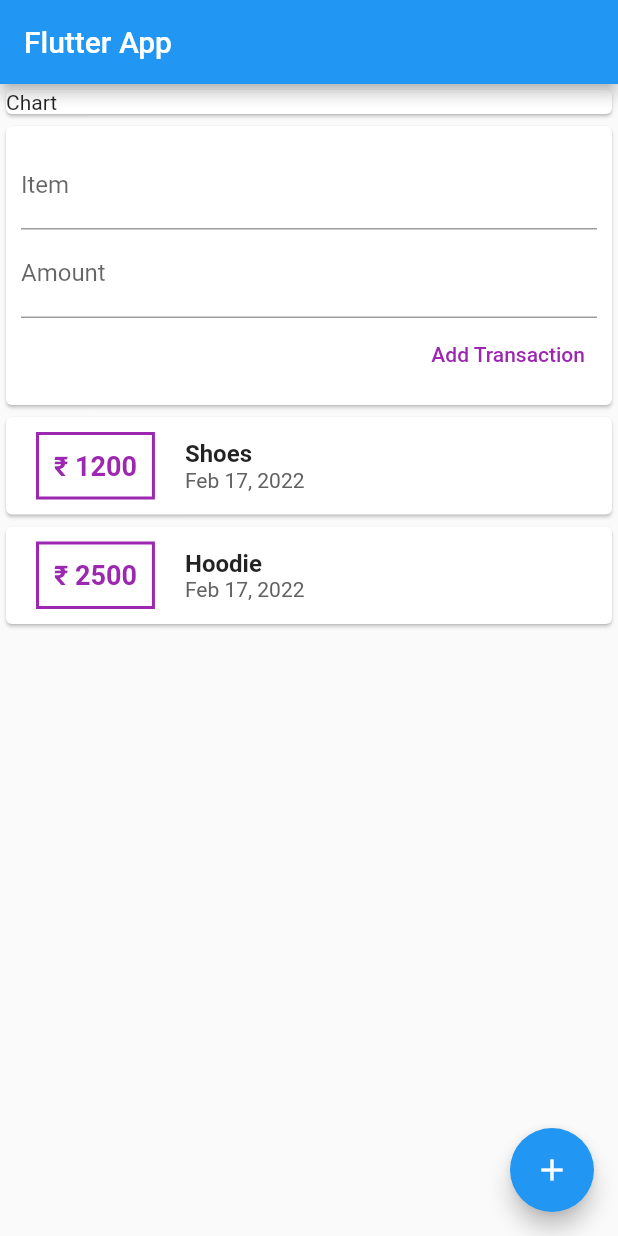
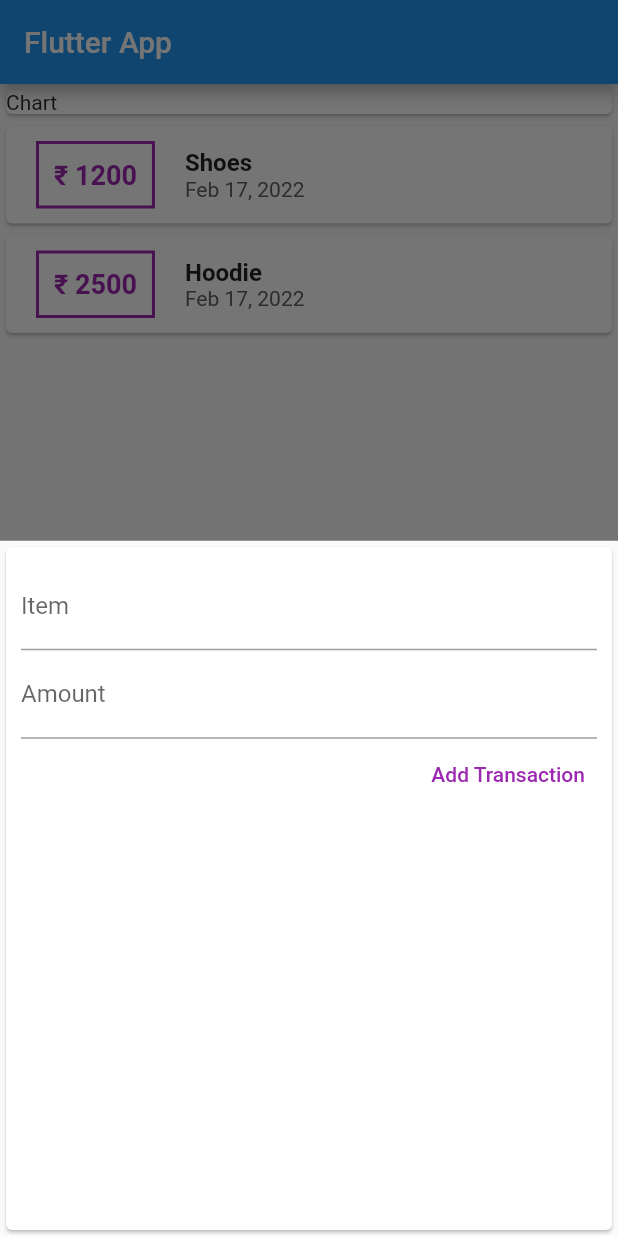
Before and after one commit to apexpre-dator/Expense-Tracker, a Flutter app: the screen it shows after launch, after a tap on the "add" icon, on a phone screen of 412 x 824 dp. Run offline on Flutter 3.47's test engine with Material 2 defaults, Android fonts, the phone set to English and light mode, and no system bars.

Commit message:
Minor bug fixes

```diff
--- a/lib/main.dart
+++ b/lib/main.dart
@@ -1,5 +1,9 @@
+import 'dart:ui';
+
+import './widgets/new_transaction.dart';
 import 'package:flutter/material.dart';
-import './widgets/user_transactions.dart';
+import './widgets/transaction_list.dart';
+import './models/transaction.dart';
 
 void main() => runApp(MyApp());
 
@@ -15,9 +19,52 @@ class MyApp extends StatelessWidget {
   }
 }
 
-class MyHomePage extends StatelessWidget {
-  final itemInput = TextEditingController();
-  final amountInput = TextEditingController();
+class MyHomePage extends StatefulWidget {
+  @override
+  State<MyHomePage> createState() => _MyHomePageState();
+}
+
+class _MyHomePageState extends State<MyHomePage> {
+  final List<Transaction> userTransactions = [
+    Transaction(
+      id: '001',
+      title: 'Shoes',
+      amount: 1200,
+      date: DateTime.now(),
+    ),
+    Transaction(
+      id: '002',
+      title: 'Hoodie',
+      amount: 2500,
+      date: DateTime.now(),
+    ),
+  ];
+
+  void addTransaction(String title, int amount) {
+    final newTxn = Transaction(
+      id: DateTime.now().toString(),
+      date: DateTime.now(),
+      title: title,
+      amount: amount,
+    );
+
+    setState(() {
+      userTransactions.add(newTxn);
+    });
+  }
+
+  void startAddNewTransaction(BuildContext ctx) {
+    showModalBottomSheet(
+      context: ctx,
+      builder: (_) {
+        return GestureDetector(
+          onTap: () {},
+          child: NewTransaction(addTransaction),
+          behavior: HitTestBehavior.opaque,
+        );
+      },
+    );
+  }
 
   @override
   Widget build(BuildContext context) {
@@ -34,13 +81,13 @@ class MyHomePage extends StatelessWidget {
                 child: Text('Chart'),
               ),
             ),
-            UserTransactions()
+            TransactionList(userTransactions),
           ],
         ),
       ),
       floatingActionButton: FloatingActionButton(
         child: Icon(Icons.add),
-        onPressed: () {},
+        onPressed: () => startAddNewTransaction(context),
       ),
     );
   }
--- a/lib/widgets/new_transaction.dart
+++ b/lib/widgets/new_transaction.dart
@@ -1,11 +1,18 @@
 import 'package:flutter/material.dart';
 
-class NewTransaction extends StatelessWidget {
+class NewTransaction extends StatefulWidget {
   final Function addTxn;
-  final itemInput = TextEditingController();
-  final amountInput = TextEditingController();
 
   NewTransaction(this.addTxn);
+
+  @override
+  State<NewTransaction> createState() => _NewTransactionState();
+}
+
+class _NewTransactionState extends State<NewTransaction> {
+  final itemInput = TextEditingController();
+
+  final amountInput = TextEditingController();
 
   void submitData() {
     final enteredItem = itemInput.text;
@@ -15,10 +22,12 @@ class NewTransaction extends StatelessWidget {
       return ;
     }
 
-    addTxn(
+    widget.addTxn(
       enteredItem,
       enteredAmount,
     );
+
+    Navigator.of(context).pop();
   }
 
   @override
--- a/lib/widgets/user_transactions.dart
+++ /dev/null
@@ -1,51 +0,0 @@
-import 'package:flutter/material.dart';
-import './new_transaction.dart';
-import './transaction_List.dart';
-import '../models/transaction.dart';
-
-class UserTransactions extends StatefulWidget {
-  const UserTransactions({Key? key}) : super(key: key);
-
-  @override
-  _UserTransactionsState createState() => _UserTransactionsState();
-}
-
-class _UserTransactionsState extends State<UserTransactions> {
-  final List<Transaction> userTransactions = [
-    Transaction(
-      id: '001',
-      title: 'Shoes',
-      amount: 1200,
-      date: DateTime.now(),
-    ),
-    Transaction(
-      id: '002',
-      title: 'Hoodie',
-      amount: 2500,
-      date: DateTime.now(),
-    ),
-  ];
-
-  void addTransaction(String title, int amount) {
-    final newTxn = Transaction(
-      id: DateTime.now().toString(),
-      date: DateTime.now(),
-      title: title,
-      amount: amount,
-    );
-
-    setState(() {
-      userTransactions.add(newTxn);
-    });
-  }
-
-  @override
-  Widget build(BuildContext context) {
-    return Column(
-      children: <Widget>[
-        NewTransaction(addTransaction),
-        TransactionList(userTransactions),
-      ],
-    );
-  }
-}
```
